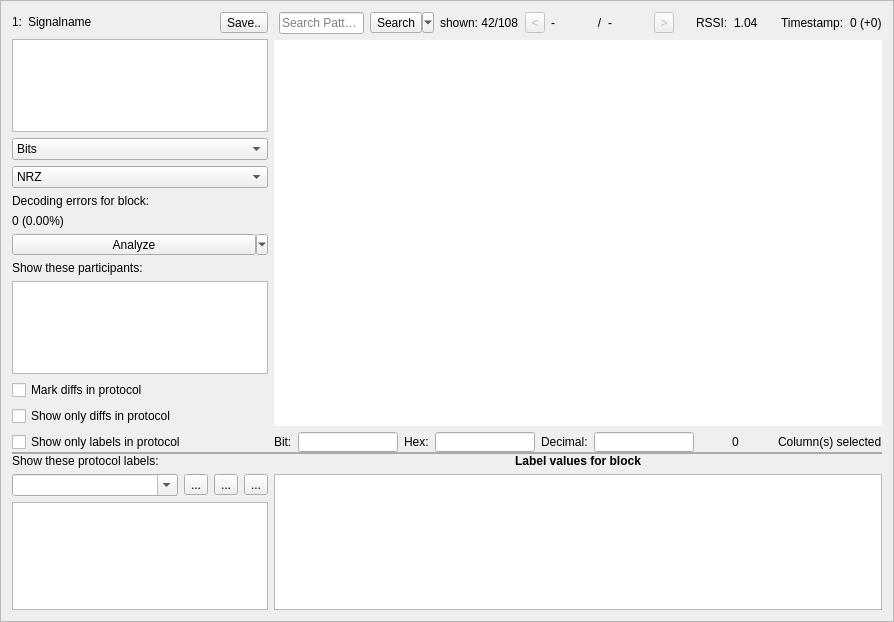
jopohl/urh, file ui/analysis_frame.ui: the form before one commit.
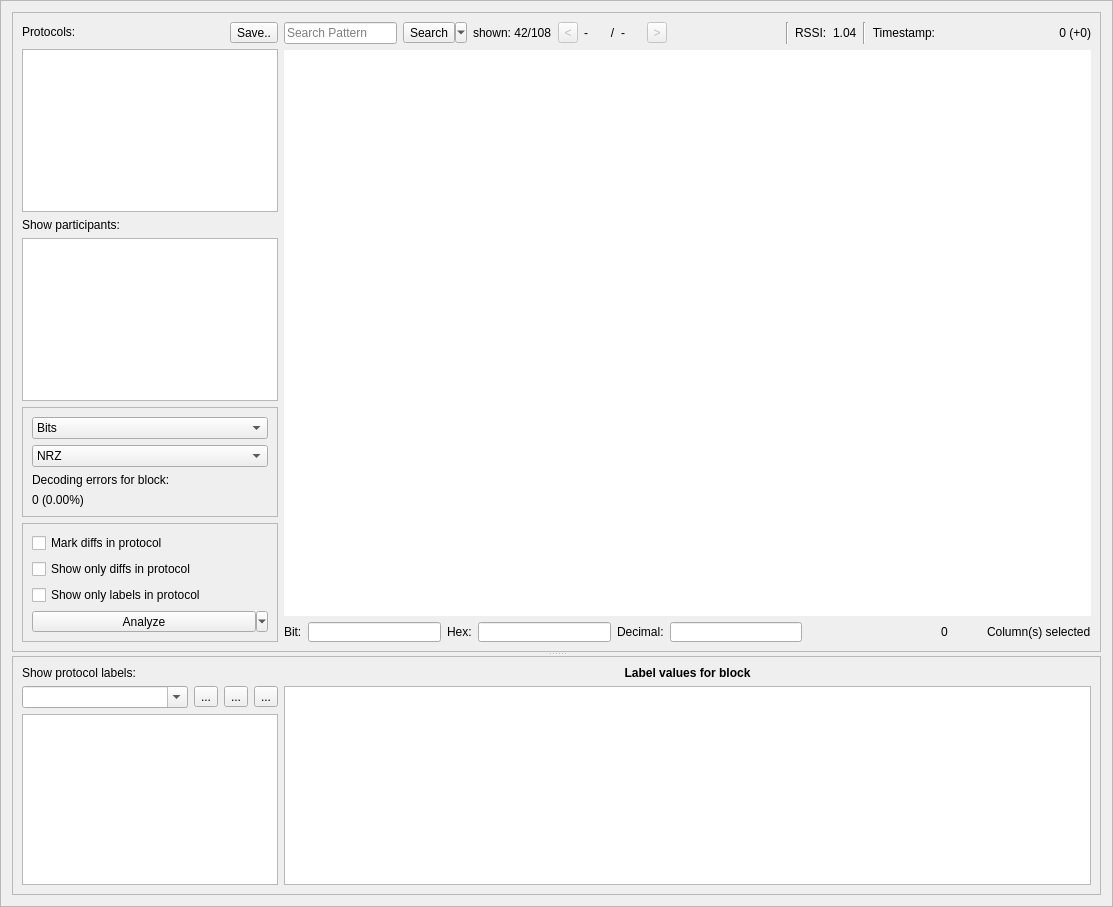
The form after the commit. Icons and pictures are not drawn. Custom widgets are drawn as their Qt base class.

Patch:
```diff
--- a/ui/analysis_frame.ui
+++ b/ui/analysis_frame.ui
@@ -6,8 +6,8 @@
    <rect>
     <x>0</x>
     <y>0</y>
-    <width>894</width>
-    <height>622</height>
+    <width>1113</width>
+    <height>907</height>
    </rect>
   </property>
   <property name="sizePolicy">
@@ -43,48 +43,22 @@
   <property name="midLineWidth">
    <number>0</number>
   </property>
-  <layout class="QVBoxLayout" name="verticalLayout_5">
+  <layout class="QVBoxLayout" name="verticalLayout_2">
    <item>
     <widget class="QSplitter" name="splitter">
-     <property name="styleSheet">
-      <string notr="true">QSplitter::handle {
-    background-color: #AAAAAA;
-}</string>
-     </property>
-     <property name="frameShape">
-      <enum>QFrame::NoFrame</enum>
-     </property>
-     <property name="midLineWidth">
-      <number>0</number>
-     </property>
      <property name="orientation">
       <enum>Qt::Vertical</enum>
      </property>
-     <property name="opaqueResize">
-      <bool>true</bool>
-     </property>
-     <property name="handleWidth">
-      <number>2</number>
-     </property>
-     <widget class="QWidget" name="layoutWidget">
-      <layout class="QHBoxLayout" name="horizontalLayout_5">
-       <item>
-        <layout class="QVBoxLayout" name="verticalLayout_4">
-         <item>
+     <widget class="QFrame" name="frame_2">
+      <property name="frameShape">
+       <enum>QFrame::StyledPanel</enum>
+      </property>
+      <property name="frameShadow">
+       <enum>QFrame::Raised</enum>
+      </property>
+      <layout class="QGridLayout" name="gridLayout_3">
+       <item row="0" column="0">
           <layout class="QHBoxLayout" name="horizontalLayout_2">
-           <item>
-            <widget class="QLabel" name="lSignalNr">
-             <property name="sizePolicy">
-              <sizepolicy hsizetype="Fixed" vsizetype="Fixed">
-               <horstretch>0</horstretch>
-               <verstretch>0</verstretch>
-              </sizepolicy>
-             </property>
-             <property name="text">
-              <string>1:</string>
-             </property>
-            </widget>
-           </item>
            <item>
             <widget class="QLabel" name="lSignalName">
              <property name="sizePolicy">
@@ -109,7 +83,7 @@
               <bool>false</bool>
              </property>
              <property name="text">
-              <string>Signalname</string>
+            <string>Protocols:</string>
              </property>
             </widget>
            </item>
@@ -144,268 +118,73 @@
            </item>
           </layout>
          </item>
-         <item>
-          <widget class="ProtocolTreeView" name="treeViewProtocols">
-           <property name="sizePolicy">
-            <sizepolicy hsizetype="Minimum" vsizetype="Preferred">
-             <horstretch>0</horstretch>
-             <verstretch>0</verstretch>
-            </sizepolicy>
-           </property>
-           <property name="acceptDrops">
-            <bool>true</bool>
-           </property>
-           <property name="dragEnabled">
-            <bool>true</bool>
-           </property>
-           <property name="dragDropOverwriteMode">
-            <bool>false</bool>
-           </property>
-           <property name="dragDropMode">
-            <enum>QAbstractItemView::DragDrop</enum>
-           </property>
-           <property name="defaultDropAction">
-            <enum>Qt::IgnoreAction</enum>
-           </property>
-           <attribute name="headerVisible">
-            <bool>false</bool>
-           </attribute>
-          </widget>
-         </item>
+       <item row="0" column="1" rowspan="6">
+        <layout class="QVBoxLayout" name="verticalLayout_4">
          <item>
           <layout class="QGridLayout" name="gridLayout_2">
-           <item row="0" column="0" colspan="3">
-            <widget class="QComboBox" name="cbProtoView">
-             <property name="sizePolicy">
-              <sizepolicy hsizetype="Preferred" vsizetype="Fixed">
-               <horstretch>0</horstretch>
-               <verstretch>0</verstretch>
-              </sizepolicy>
-             </property>
-             <property name="toolTip">
-              <string>&lt;html&gt;&lt;head/&gt;&lt;body&gt;&lt;p&gt;Set the desired view here.&lt;/p&gt;&lt;p&gt;&lt;br/&gt;&lt;/p&gt;&lt;p&gt;You can set the &lt;span style=&quot; font-weight:600;&quot;&gt;alignment&lt;/span&gt; where evaluation of Hex/ASCII starts using right-click menu in Bits-View. Use this, to correct &lt;span style=&quot; font-style:italic;&quot;&gt;slided/missing Bits&lt;/span&gt; or something like that.&lt;/p&gt;&lt;/body&gt;&lt;/html&gt;</string>
-             </property>
-             <item>
-              <property name="text">
-               <string>Bits</string>
-              </property>
-             </item>
-             <item>
-              <property name="text">
-               <string>Hex</string>
-              </property>
-             </item>
-             <item>
-              <property name="text">
-               <string>ASCII</string>
-              </property>
-             </item>
-            </widget>
-           </item>
-           <item row="1" column="0" colspan="3">
-            <widget class="QComboBox" name="cbDecoding">
-             <property name="sizePolicy">
-              <sizepolicy hsizetype="Preferred" vsizetype="Fixed">
-               <horstretch>0</horstretch>
-               <verstretch>0</verstretch>
-              </sizepolicy>
-             </property>
-             <property name="sizeAdjustPolicy">
-              <enum>QComboBox::AdjustToContents</enum>
-             </property>
-             <item>
-              <property name="text">
-               <string>NRZ</string>
-              </property>
-             </item>
-             <item>
-              <property name="text">
-               <string>Manchester</string>
-              </property>
-             </item>
-             <item>
-              <property name="text">
-               <string>Manchester II</string>
-              </property>
-             </item>
-             <item>
-              <property name="text">
-               <string>Differential Manchester</string>
-              </property>
-             </item>
-             <item>
-              <property name="text">
-               <string>...</string>
-              </property>
-             </item>
-            </widget>
-           </item>
-          </layout>
-         </item>
-         <item>
-          <widget class="QLabel" name="lEncodingErrors">
-           <property name="sizePolicy">
-            <sizepolicy hsizetype="Maximum" vsizetype="Preferred">
-             <horstretch>0</horstretch>
-             <verstretch>0</verstretch>
-            </sizepolicy>
-           </property>
-           <property name="text">
-            <string>Decoding errors for block:</string>
-           </property>
-          </widget>
-         </item>
-         <item>
-          <widget class="QLabel" name="lDecodingErrorsValue">
-           <property name="sizePolicy">
-            <sizepolicy hsizetype="Preferred" vsizetype="Preferred">
-             <horstretch>0</horstretch>
-             <verstretch>0</verstretch>
-            </sizepolicy>
-           </property>
-           <property name="text">
-            <string>0 (0.00%)     </string>
-           </property>
-          </widget>
-         </item>
-         <item>
-          <widget class="QToolButton" name="btnAnalyze">
-           <property name="sizePolicy">
-            <sizepolicy hsizetype="Preferred" vsizetype="Fixed">
-             <horstretch>0</horstretch>
-             <verstretch>0</verstretch>
-            </sizepolicy>
-           </property>
-           <property name="text">
-            <string>Analyze</string>
-           </property>
-           <property name="popupMode">
-            <enum>QToolButton::MenuButtonPopup</enum>
-           </property>
-           <property name="toolButtonStyle">
-            <enum>Qt::ToolButtonTextOnly</enum>
-           </property>
-          </widget>
-         </item>
-         <item>
-          <widget class="QLabel" name="label_4">
-           <property name="text">
-            <string>Show these participants:</string>
-           </property>
-          </widget>
-         </item>
-         <item>
-          <widget class="QListView" name="listViewParticipants">
-           <property name="sizePolicy">
-            <sizepolicy hsizetype="Preferred" vsizetype="Expanding">
-             <horstretch>0</horstretch>
-             <verstretch>0</verstretch>
-            </sizepolicy>
-           </property>
-          </widget>
-         </item>
-         <item>
-          <widget class="QCheckBox" name="cbShowDiffs">
-           <property name="sizePolicy">
-            <sizepolicy hsizetype="Fixed" vsizetype="Fixed">
-             <horstretch>0</horstretch>
-             <verstretch>0</verstretch>
-            </sizepolicy>
-           </property>
-           <property name="text">
-            <string>Mark diffs in protocol</string>
-           </property>
-          </widget>
-         </item>
-         <item>
-          <widget class="QCheckBox" name="chkBoxShowOnlyDiffs">
-           <property name="text">
-            <string>Show only diffs in protocol</string>
-           </property>
-          </widget>
-         </item>
-         <item>
-          <widget class="QCheckBox" name="chkBoxOnlyShowLabelsInProtocol">
-           <property name="text">
-            <string>Show only labels in protocol</string>
-           </property>
-          </widget>
-         </item>
-         <item>
-          <spacer name="verticalSpacer">
-           <property name="orientation">
-            <enum>Qt::Vertical</enum>
-           </property>
-           <property name="sizeHint" stdset="0">
-            <size>
-             <width>20</width>
-             <height>40</height>
-            </size>
-           </property>
-          </spacer>
-         </item>
-        </layout>
-       </item>
-       <item>
-        <layout class="QVBoxLayout" name="verticalLayout_3">
-         <item>
-          <layout class="QHBoxLayout" name="searchLayout">
-           <item>
-            <spacer name="horizontalSpacer_3">
-             <property name="orientation">
-              <enum>Qt::Horizontal</enum>
-             </property>
-             <property name="sizeType">
-              <enum>QSizePolicy::Fixed</enum>
-             </property>
-             <property name="sizeHint" stdset="0">
-              <size>
-               <width>5</width>
-               <height>20</height>
-              </size>
-             </property>
-            </spacer>
-           </item>
-           <item>
-            <widget class="QLineEdit" name="lineEditSearch">
-             <property name="sizePolicy">
-              <sizepolicy hsizetype="Expanding" vsizetype="Fixed">
-               <horstretch>0</horstretch>
-               <verstretch>0</verstretch>
-              </sizepolicy>
-             </property>
-             <property name="acceptDrops">
-              <bool>false</bool>
-             </property>
-             <property name="placeholderText">
-              <string>Search Pattern</string>
-             </property>
-             <property name="clearButtonEnabled">
-              <bool>true</bool>
-             </property>
-            </widget>
-           </item>
-           <item>
-            <widget class="QToolButton" name="btnSearchSelectFilter">
-             <property name="text">
-              <string>Search</string>
-             </property>
-             <property name="popupMode">
-              <enum>QToolButton::MenuButtonPopup</enum>
-             </property>
-             <property name="toolButtonStyle">
-              <enum>Qt::ToolButtonTextOnly</enum>
-             </property>
-            </widget>
-           </item>
-           <item>
+           <item row="0" column="2">
             <widget class="QLabel" name="lFilterShown">
              <property name="text">
               <string>shown: 42/108</string>
              </property>
             </widget>
            </item>
-           <item>
+           <item row="0" column="6">
+            <widget class="QLabel" name="lSearchTotal">
+             <property name="sizePolicy">
+              <sizepolicy hsizetype="Preferred" vsizetype="Preferred">
+               <horstretch>0</horstretch>
+               <verstretch>0</verstretch>
+              </sizepolicy>
+             </property>
+             <property name="minimumSize">
+              <size>
+               <width>20</width>
+               <height>0</height>
+              </size>
+             </property>
+             <property name="styleSheet">
+              <string notr="true">QLabel
+{
+    qproperty-alignment: AlignCenter;
+}</string>
+             </property>
+             <property name="text">
+              <string>-</string>
+             </property>
+            </widget>
+           </item>
+           <item row="0" column="13">
+            <widget class="QLabel" name="label_3">
+             <property name="toolTip">
+              <string>&lt;html&gt;&lt;head/&gt;&lt;body&gt;&lt;p&gt;The &lt;span style=&quot; font-weight:600;&quot;&gt;Block Start&lt;/span&gt; is the point in time when a protocol block begins. Additionally the relative time (+ ...) from the previous block is shown.&lt;/p&gt;&lt;/body&gt;&lt;/html&gt;</string>
+             </property>
+             <property name="text">
+              <string>Timestamp:</string>
+             </property>
+             <property name="alignment">
+              <set>Qt::AlignRight|Qt::AlignTrailing|Qt::AlignVCenter</set>
+             </property>
+            </widget>
+           </item>
+           <item row="0" column="9">
+            <widget class="Line" name="line">
+             <property name="orientation">
+              <enum>Qt::Vertical</enum>
+             </property>
+            </widget>
+           </item>
+           <item row="0" column="10">
+            <widget class="QLabel" name="label_2">
+             <property name="toolTip">
+              <string>&lt;html&gt;&lt;head/&gt;&lt;body&gt;&lt;p&gt;The &lt;span style=&quot; font-weight:600;&quot;&gt;Received Signal Strength Indicator&lt;/span&gt; indicates the average signal power of the current block.&lt;/p&gt;&lt;/body&gt;&lt;/html&gt;</string>
+             </property>
+             <property name="text">
+              <string>RSSI:</string>
+             </property>
+            </widget>
+           </item>
+           <item row="0" column="3">
             <widget class="QToolButton" name="btnPrevSearch">
              <property name="enabled">
               <bool>false</bool>
@@ -431,8 +210,63 @@
              </property>
             </widget>
            </item>
-           <item>
-            <widget class="QLabel" name="lSearchCurrent">
+           <item row="0" column="1">
+            <widget class="QToolButton" name="btnSearchSelectFilter">
+             <property name="text">
+              <string>Search</string>
+             </property>
+             <property name="popupMode">
+              <enum>QToolButton::MenuButtonPopup</enum>
+             </property>
+             <property name="toolButtonStyle">
+              <enum>Qt::ToolButtonTextOnly</enum>
+             </property>
+            </widget>
+           </item>
+           <item row="0" column="0">
+            <widget class="QLineEdit" name="lineEditSearch">
+             <property name="sizePolicy">
+              <sizepolicy hsizetype="Expanding" vsizetype="Fixed">
+               <horstretch>0</horstretch>
+               <verstretch>0</verstretch>
+              </sizepolicy>
+             </property>
+             <property name="minimumSize">
+              <size>
+               <width>70</width>
+               <height>0</height>
+              </size>
+             </property>
+             <property name="acceptDrops">
+              <bool>false</bool>
+             </property>
+             <property name="placeholderText">
+              <string>Search Pattern</string>
+             </property>
+             <property name="clearButtonEnabled">
+              <bool>true</bool>
+             </property>
+            </widget>
+           </item>
+           <item row="0" column="11">
+            <widget class="QLabel" name="lblRSSI">
+             <property name="toolTip">
+              <string>&lt;html&gt;&lt;head/&gt;&lt;body&gt;&lt;p&gt;The &lt;span style=&quot; font-weight:600;&quot;&gt;Received Signal Strength Indicator&lt;/span&gt; indicates the average signal power of the current block.&lt;/p&gt;&lt;/body&gt;&lt;/html&gt;</string>
+             </property>
+             <property name="text">
+              <string>1.04</string>
+             </property>
+            </widget>
+           </item>
+           <item row="0" column="12">
+            <widget class="Line" name="line_2">
+             <property name="orientation">
+              <enum>Qt::Vertical</enum>
+             </property>
+            </widget>
+           </item>
+           <item row="0" column="14">
+            <widget class="QLabel" name="lTime">
              <property name="sizePolicy">
               <sizepolicy hsizetype="Preferred" vsizetype="Preferred">
                <horstretch>0</horstretch>
@@ -441,22 +275,25 @@
              </property>
              <property name="minimumSize">
               <size>
-               <width>40</width>
+               <width>150</width>
                <height>0</height>
               </size>
              </property>
-             <property name="styleSheet">
-              <string notr="true">QLabel
-{
-    qproperty-alignment: AlignCenter;
-}</string>
+             <property name="toolTip">
+              <string>&lt;html&gt;&lt;head/&gt;&lt;body&gt;&lt;p&gt;The &lt;span style=&quot; font-weight:600;&quot;&gt;Block Start&lt;/span&gt; is the point in time when a protocol block begins. Additionally the relative time (+ ...) from the previous block is shown.&lt;/p&gt;&lt;/body&gt;&lt;/html&gt;</string>
              </property>
              <property name="text">
-              <string>-</string>
+              <string>0 (+0)</string>
+             </property>
+             <property name="textFormat">
+              <enum>Qt::PlainText</enum>
+             </property>
+             <property name="alignment">
+              <set>Qt::AlignRight|Qt::AlignTrailing|Qt::AlignVCenter</set>
              </property>
             </widget>
            </item>
-           <item>
+           <item row="0" column="5">
             <widget class="QLabel" name="lSlash">
              <property name="sizePolicy">
               <sizepolicy hsizetype="Preferred" vsizetype="Preferred">
@@ -472,32 +309,7 @@
              </property>
             </widget>
            </item>
-           <item>
-            <widget class="QLabel" name="lSearchTotal">
-             <property name="sizePolicy">
-              <sizepolicy hsizetype="Preferred" vsizetype="Preferred">
-               <horstretch>0</horstretch>
-               <verstretch>0</verstretch>
-              </sizepolicy>
-             </property>
-             <property name="minimumSize">
-              <size>
-               <width>40</width>
-               <height>0</height>
-              </size>
-             </property>
-             <property name="styleSheet">
-              <string notr="true">QLabel
-{
-    qproperty-alignment: AlignCenter;
-}</string>
-             </property>
-             <property name="text">
-              <string>-</string>
-             </property>
-            </widget>
-           </item>
-           <item>
+           <item row="0" column="7">
             <widget class="QToolButton" name="btnNextSearch">
              <property name="enabled">
               <bool>false</bool>
@@ -523,78 +335,47 @@
              </property>
             </widget>
            </item>
-           <item>
+           <item row="0" column="4">
+            <widget class="QLabel" name="lSearchCurrent">
+             <property name="sizePolicy">
+              <sizepolicy hsizetype="Preferred" vsizetype="Preferred">
+               <horstretch>0</horstretch>
+               <verstretch>0</verstretch>
+              </sizepolicy>
+             </property>
+             <property name="minimumSize">
+              <size>
+               <width>20</width>
+               <height>0</height>
+              </size>
+             </property>
+             <property name="styleSheet">
+              <string notr="true">QLabel
+{
+    qproperty-alignment: AlignCenter;
+}</string>
+             </property>
+             <property name="text">
+              <string>-</string>
+             </property>
+            </widget>
+           </item>
+           <item row="0" column="8">
             <spacer name="horizontalSpacer_2">
              <property name="orientation">
               <enum>Qt::Horizontal</enum>
              </property>
-             <property name="sizeHint" stdset="0">
-              <size>
-               <width>40</width>
-               <height>20</height>
-              </size>
+             <property name="sizeType">
+              <enum>QSizePolicy::Expanding</enum>
              </property>
-            </spacer>
-           </item>
-           <item>
-            <widget class="QLabel" name="label_2">
-             <property name="toolTip">
-              <string>&lt;html&gt;&lt;head/&gt;&lt;body&gt;&lt;p&gt;The &lt;span style=&quot; font-weight:600;&quot;&gt;Received Signal Strength Indicator&lt;/span&gt; indicates the average signal power of the current block.&lt;/p&gt;&lt;/body&gt;&lt;/html&gt;</string>
-             </property>
-             <property name="text">
-              <string>RSSI:</string>
-             </property>
-            </widget>
-           </item>
-           <item>
-            <widget class="QLabel" name="lblRSSI">
-             <property name="toolTip">
-              <string>&lt;html&gt;&lt;head/&gt;&lt;body&gt;&lt;p&gt;The &lt;span style=&quot; font-weight:600;&quot;&gt;Received Signal Strength Indicator&lt;/span&gt; indicates the average signal power of the current block.&lt;/p&gt;&lt;/body&gt;&lt;/html&gt;</string>
-             </property>
-             <property name="text">
-              <string>1.04</string>
-             </property>
-            </widget>
-           </item>
-           <item>
-            <spacer name="horizontalSpacer_4">
-             <property name="orientation">
-              <enum>Qt::Horizontal</enum>
-             </property>
              <property name="sizeHint" stdset="0">
               <size>
-               <width>40</width>
+               <width>60</width>
                <height>20</height>
               </size>
              </property>
             </spacer>
            </item>
-           <item>
-            <widget class="QLabel" name="label_3">
-             <property name="toolTip">
-              <string>&lt;html&gt;&lt;head/&gt;&lt;body&gt;&lt;p&gt;The &lt;span style=&quot; font-weight:600;&quot;&gt;Block Start&lt;/span&gt; is the point in time when a protocol block begins. Additionally the relative time (+ ...) from the previous block is shown.&lt;/p&gt;&lt;/body&gt;&lt;/html&gt;</string>
-             </property>
-             <property name="text">
-              <string>Timestamp:</string>
-             </property>
-            </widget>
-           </item>
-           <item>
-            <widget class="QLabel" name="lTime">
-             <property name="sizePolicy">
-              <sizepolicy hsizetype="Expanding" vsizetype="Preferred">
-               <horstretch>0</horstretch>
-               <verstretch>0</verstretch>
-              </sizepolicy>
-             </property>
-             <property name="toolTip">
-              <string>&lt;html&gt;&lt;head/&gt;&lt;body&gt;&lt;p&gt;The &lt;span style=&quot; font-weight:600;&quot;&gt;Block Start&lt;/span&gt; is the point in time when a protocol block begins. Additionally the relative time (+ ...) from the previous block is shown.&lt;/p&gt;&lt;/body&gt;&lt;/html&gt;</string>
-             </property>
-             <property name="text">
-              <string>0 (+0)</string>
-             </property>
-            </widget>
-           </item>
           </layout>
          </item>
          <item>
@@ -662,7 +443,7 @@
           </widget>
          </item>
          <item>
-          <layout class="QHBoxLayout" name="horizontalLayout_4">
+          <layout class="QHBoxLayout" name="horizontalLayout_3">
            <item>
             <widget class="QLabel" name="lBits">
              <property name="sizePolicy">
@@ -811,13 +592,233 @@
          </item>
         </layout>
        </item>
-      </layout>
-     </widget>
-     <widget class="QWidget" name="layoutWidget">
-      <layout class="QHBoxLayout" name="horizontalLayout">
+       <item row="1" column="0">
+        <widget class="ProtocolTreeView" name="treeViewProtocols">
+         <property name="sizePolicy">
+          <sizepolicy hsizetype="Minimum" vsizetype="Preferred">
+           <horstretch>0</horstretch>
+           <verstretch>0</verstretch>
+          </sizepolicy>
+         </property>
+         <property name="acceptDrops">
+          <bool>true</bool>
+         </property>
+         <property name="dragEnabled">
+          <bool>true</bool>
+         </property>
+         <property name="dragDropOverwriteMode">
+          <bool>false</bool>
+         </property>
+         <property name="dragDropMode">
+          <enum>QAbstractItemView::DragDrop</enum>
+         </property>
+         <property name="defaultDropAction">
+          <enum>Qt::IgnoreAction</enum>
+         </property>
+         <attribute name="headerVisible">
+          <bool>false</bool>
+         </attribute>
+        </widget>
+       </item>
+       <item row="2" column="0">
+        <widget class="QLabel" name="label_4">
+         <property name="text">
+          <string>Show participants:</string>
+         </property>
+        </widget>
+       </item>
+       <item row="3" column="0">
+        <widget class="QListView" name="listViewParticipants">
+         <property name="sizePolicy">
+          <sizepolicy hsizetype="Preferred" vsizetype="Expanding">
+           <horstretch>0</horstretch>
+           <verstretch>0</verstretch>
+          </sizepolicy>
+         </property>
+        </widget>
+       </item>
+       <item row="4" column="0">
+        <widget class="QFrame" name="frame_3">
+         <property name="frameShape">
+          <enum>QFrame::StyledPanel</enum>
+         </property>
+         <property name="frameShadow">
+          <enum>QFrame::Raised</enum>
+         </property>
+         <layout class="QVBoxLayout" name="verticalLayout">
+          <item>
+           <widget class="QComboBox" name="cbProtoView">
+            <property name="sizePolicy">
+             <sizepolicy hsizetype="Preferred" vsizetype="Fixed">
+              <horstretch>0</horstretch>
+              <verstretch>0</verstretch>
+             </sizepolicy>
+            </property>
+            <property name="toolTip">
+             <string>&lt;html&gt;&lt;head/&gt;&lt;body&gt;&lt;p&gt;Set the desired view here.&lt;/p&gt;&lt;p&gt;&lt;br/&gt;&lt;/p&gt;&lt;p&gt;You can set the &lt;span style=&quot; font-weight:600;&quot;&gt;alignment&lt;/span&gt; where evaluation of Hex/ASCII starts using right-click menu in Bits-View. Use this, to correct &lt;span style=&quot; font-style:italic;&quot;&gt;slided/missing Bits&lt;/span&gt; or something like that.&lt;/p&gt;&lt;/body&gt;&lt;/html&gt;</string>
+            </property>
+            <item>
+             <property name="text">
+              <string>Bits</string>
+             </property>
+            </item>
+            <item>
+             <property name="text">
+              <string>Hex</string>
+             </property>
+            </item>
+            <item>
+             <property name="text">
+              <string>ASCII</string>
+             </property>
+            </item>
+           </widget>
+          </item>
+          <item>
+           <widget class="QComboBox" name="cbDecoding">
+            <property name="sizePolicy">
+             <sizepolicy hsizetype="Preferred" vsizetype="Fixed">
+              <horstretch>0</horstretch>
+              <verstretch>0</verstretch>
+             </sizepolicy>
+            </property>
+            <property name="sizeAdjustPolicy">
+             <enum>QComboBox::AdjustToContents</enum>
+            </property>
+            <item>
+             <property name="text">
+              <string>NRZ</string>
+             </property>
+            </item>
+            <item>
+             <property name="text">
+              <string>Manchester</string>
+             </property>
+            </item>
+            <item>
+             <property name="text">
+              <string>Manchester II</string>
+             </property>
+            </item>
+            <item>
+             <property name="text">
+              <string>Differential Manchester</string>
+             </property>
+            </item>
+            <item>
+             <property name="text">
+              <string>...</string>
+             </property>
+            </item>
+           </widget>
+          </item>
+          <item>
+           <widget class="QLabel" name="lEncodingErrors">
+            <property name="sizePolicy">
+             <sizepolicy hsizetype="Maximum" vsizetype="Preferred">
+              <horstretch>0</horstretch>
+              <verstretch>0</verstretch>
+             </sizepolicy>
+            </property>
+            <property name="text">
+             <string>Decoding errors for block:</string>
+            </property>
+           </widget>
+          </item>
+          <item>
+           <widget class="QLabel" name="lDecodingErrorsValue">
+            <property name="sizePolicy">
+             <sizepolicy hsizetype="Preferred" vsizetype="Preferred">
+              <horstretch>0</horstretch>
+              <verstretch>0</verstretch>
+             </sizepolicy>
+            </property>
+            <property name="text">
+             <string>0 (0.00%)     </string>
+            </property>
+           </widget>
+          </item>
+         </layout>
+         <zorder>cbProtoView</zorder>
+         <zorder>lDecodingErrorsValue</zorder>
+         <zorder>lEncodingErrors</zorder>
+         <zorder>cbDecoding</zorder>
+         <zorder>verticalSpacer</zorder>
+         <zorder>cbProtoView</zorder>
+         <zorder>lDecodingErrorsValue</zorder>
+         <zorder>lEncodingErrors</zorder>
+         <zorder>cbDecoding</zorder>
+        </widget>
+       </item>
+       <item row="5" column="0">
+        <widget class="QFrame" name="frame_4">
+         <property name="frameShape">
+          <enum>QFrame::StyledPanel</enum>
+         </property>
+         <property name="frameShadow">
+          <enum>QFrame::Raised</enum>
+         </property>
+         <layout class="QVBoxLayout" name="verticalLayout_3">
        <item>
-        <layout class="QVBoxLayout" name="verticalLayout_2">
+           <widget class="QCheckBox" name="cbShowDiffs">
+            <property name="sizePolicy">
+             <sizepolicy hsizetype="Fixed" vsizetype="Fixed">
+              <horstretch>0</horstretch>
+              <verstretch>0</verstretch>
+             </sizepolicy>
+            </property>
+            <property name="text">
+             <string>Mark diffs in protocol</string>
+            </property>
+           </widget>
+          </item>
          <item>
+           <widget class="QCheckBox" name="chkBoxShowOnlyDiffs">
+            <property name="text">
+             <string>Show only diffs in protocol</string>
+            </property>
+           </widget>
+          </item>
+          <item>
+           <widget class="QCheckBox" name="chkBoxOnlyShowLabelsInProtocol">
+            <property name="text">
+             <string>Show only labels in protocol</string>
+            </property>
+           </widget>
+          </item>
+          <item>
+           <widget class="QToolButton" name="btnAnalyze">
+            <property name="sizePolicy">
+             <sizepolicy hsizetype="Preferred" vsizetype="Fixed">
+              <horstretch>0</horstretch>
+              <verstretch>0</verstretch>
+             </sizepolicy>
+            </property>
+            <property name="text">
+             <string>Analyze</string>
+            </property>
+            <property name="popupMode">
+             <enum>QToolButton::MenuButtonPopup</enum>
+            </property>
+            <property name="toolButtonStyle">
+             <enum>Qt::ToolButtonTextOnly</enum>
+            </property>
+           </widget>
+          </item>
+         </layout>
+        </widget>
+       </item>
+      </layout>
+     </widget>
+     <widget class="QFrame" name="frame">
+      <property name="frameShape">
+       <enum>QFrame::StyledPanel</enum>
+      </property>
+      <property name="frameShadow">
+       <enum>QFrame::Raised</enum>
+      </property>
+      <layout class="QGridLayout" name="gridLayout">
+       <item row="0" column="0">
           <widget class="QLabel" name="label">
            <property name="sizePolicy">
             <sizepolicy hsizetype="Preferred" vsizetype="Fixed">
@@ -826,12 +827,34 @@
             </sizepolicy>
            </property>
            <property name="text">
-            <string>Show these protocol labels:</string>
+          <string>Show protocol labels:</string>
            </property>
           </widget>
          </item>
-         <item>
-          <layout class="QHBoxLayout" name="horizontalLayout_3">
+       <item row="0" column="1">
+        <widget class="QLabel" name="lblLabelValues">
+         <property name="sizePolicy">
+          <sizepolicy hsizetype="Preferred" vsizetype="Fixed">
+           <horstretch>0</horstretch>
+           <verstretch>0</verstretch>
+          </sizepolicy>
+         </property>
+         <property name="font">
+          <font>
+           <weight>75</weight>
+           <bold>true</bold>
+          </font>
+         </property>
+         <property name="text">
+          <string>Label values for block</string>
+         </property>
+         <property name="alignment">
+          <set>Qt::AlignCenter</set>
+         </property>
+        </widget>
+       </item>
+       <item row="1" column="0">
+        <layout class="QHBoxLayout" name="horizontalLayout">
            <item>
             <widget class="QComboBox" name="cbLabelsets">
              <property name="editable">
@@ -886,49 +909,7 @@
            </item>
           </layout>
          </item>
-         <item>
-          <widget class="ProtocolLabelListView" name="listViewLabelNames">
-           <property name="sizePolicy">
-            <sizepolicy hsizetype="Preferred" vsizetype="Preferred">
-             <horstretch>0</horstretch>
-             <verstretch>0</verstretch>
-            </sizepolicy>
-           </property>
-           <property name="acceptDrops">
-            <bool>false</bool>
-           </property>
-          </widget>
-         </item>
-        </layout>
-       </item>
-       <item>
-        <layout class="QVBoxLayout" name="verticalLayout">
-         <property name="sizeConstraint">
-          <enum>QLayout::SetDefaultConstraint</enum>
-         </property>
-         <item>
-          <widget class="QLabel" name="lblLabelValues">
-           <property name="sizePolicy">
-            <sizepolicy hsizetype="Preferred" vsizetype="Fixed">
-             <horstretch>0</horstretch>
-             <verstretch>0</verstretch>
-            </sizepolicy>
-           </property>
-           <property name="font">
-            <font>
-             <weight>75</weight>
-             <bold>true</bold>
-            </font>
-           </property>
-           <property name="text">
-            <string>Label values for block</string>
-           </property>
-           <property name="alignment">
-            <set>Qt::AlignCenter</set>
-           </property>
-          </widget>
-         </item>
-         <item>
+       <item row="1" column="1" rowspan="2">
           <widget class="LabelValueTableView" name="tblLabelValues">
            <property name="sizePolicy">
             <sizepolicy hsizetype="Expanding" vsizetype="Preferred">
@@ -956,7 +937,18 @@
            </attribute>
           </widget>
          </item>
-        </layout>
+       <item row="2" column="0">
+        <widget class="ProtocolLabelListView" name="listViewLabelNames">
+         <property name="sizePolicy">
+          <sizepolicy hsizetype="Preferred" vsizetype="Preferred">
+           <horstretch>0</horstretch>
+           <verstretch>0</verstretch>
+          </sizepolicy>
+         </property>
+         <property name="acceptDrops">
+          <bool>false</bool>
+         </property>
+        </widget>
        </item>
       </layout>
      </widget>
```
Lines whose indentation alone changed are shown as unchanged.
